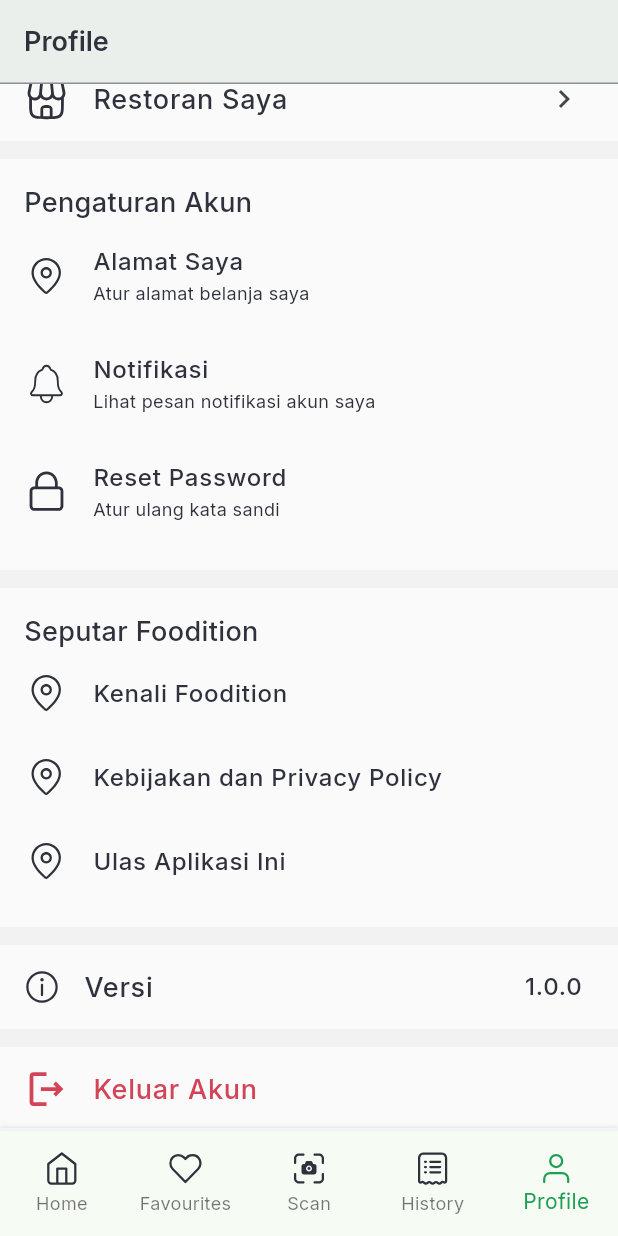
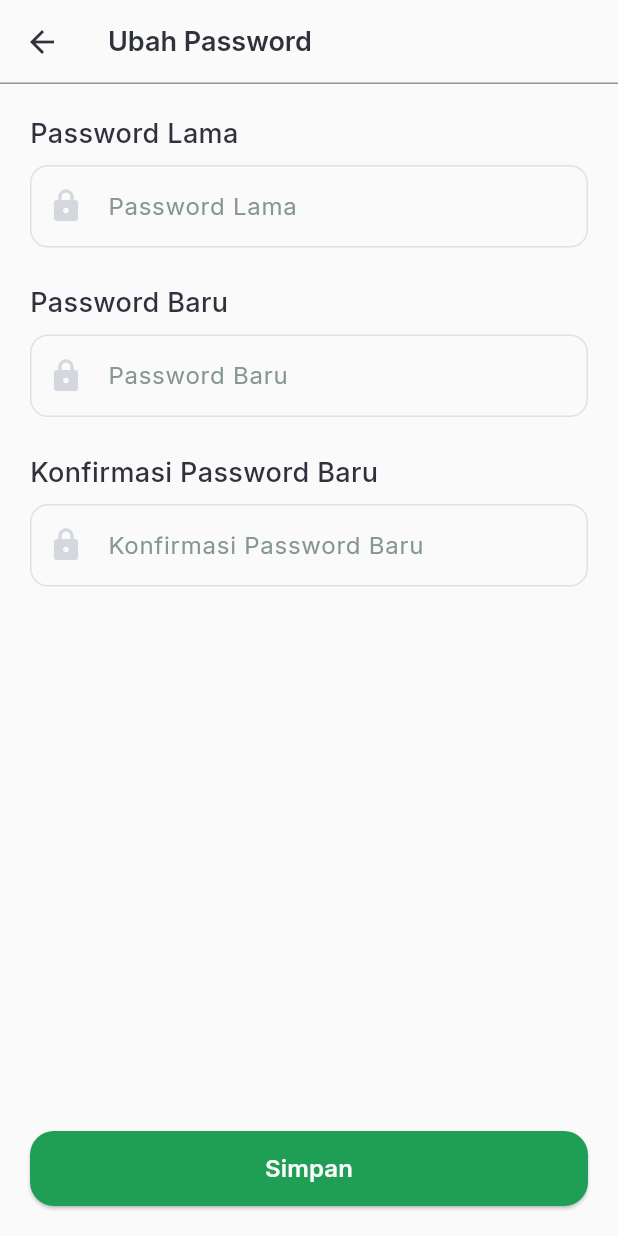
Before and after one commit to Savory-Team/foodition-flutter, a Flutter app: the screen it shows after launch, item 5 of the bottom bar chosen, scrolled down 464 dp, after a tap on "Reset Password", on a phone screen of 412 x 824 dp. Run offline on Flutter 3.47's test engine with Material 3 defaults, Android fonts, the phone set to English and light mode, and no system bars; our stand-ins replace cached_network_image, carousel_slider, flutter_rating_bar, flutter_svg, go_router, google_fonts and 3 more; generated files the repository leaves out were written again; network calls fail.

Commit message:
feat(profile): slicing edit password page

```diff
--- a/lib/features/foodition/profile/presentation/pages/edit_address_page.dart
+++ b/lib/features/foodition/profile/presentation/pages/edit_address_page.dart
@@ -1,14 +1,11 @@
 import 'package:flutter/material.dart';
 import 'package:go_router/go_router.dart';
 
-import '../../../../../components/buttons.dart';
 import '../../../../../components/components.dart';
 import '../../../../../core/constants/constants.dart';
-import '../../../../auth/auth.dart';
 
 class EditAddressPage extends StatefulWidget {
-  final UserModel data;
-  const EditAddressPage({super.key, required this.data});
+  const EditAddressPage({super.key});
 
   @override
   State<EditAddressPage> createState() => _EditAddressPageState();
@@ -114,7 +111,6 @@ class _EditAddressPageState extends State<EditAddressPage> {
             label: 'Alamat Lengkap',
             onChanged: (value) {},
           ),
-          const SpaceHeight(AppDimens.spacing24pt),
         ],
       ),
       bottomNavigationBar: Padding(
--- /dev/null
+++ b/lib/features/foodition/profile/presentation/pages/edit_password_page.dart
@@ -0,0 +1,84 @@
+import 'package:flutter/material.dart';
+import 'package:go_router/go_router.dart';
+
+import '../../../../../components/components.dart';
+import '../../../../../core/constants/constants.dart';
+
+class EditPasswordPage extends StatefulWidget {
+  const EditPasswordPage({super.key});
+
+  @override
+  State<EditPasswordPage> createState() => _EditPasswordPageState();
+}
+
+class _EditPasswordPageState extends State<EditPasswordPage> {
+  late final TextEditingController oldPasswordController;
+  late final TextEditingController newPasswordController;
+  late final TextEditingController confirmNewPasswordController;
+
+  @override
+  void initState() {
+    oldPasswordController = TextEditingController();
+    newPasswordController = TextEditingController();
+    confirmNewPasswordController = TextEditingController();
+    super.initState();
+  }
+
+  @override
+  void dispose() {
+    oldPasswordController.dispose();
+    newPasswordController.dispose();
+    confirmNewPasswordController.dispose();
+    super.dispose();
+  }
+
+  @override
+  Widget build(BuildContext context) {
+    return Scaffold(
+      appBar: AppBar(
+        title: const Text('Ubah Password'),
+      ),
+      body: ListView(
+        padding: PaddingAll.spacing20pt,
+        children: [
+          const CustomText.h4('Password Lama'),
+          const SpaceHeight(AppDimens.spacing8pt),
+          CustomTextField(
+            controller: oldPasswordController,
+            label: 'Password Lama',
+            obscureText: true,
+            icon: Icons.lock,
+          ),
+          const SpaceHeight(AppDimens.spacing24pt),
+          const CustomText.h4('Password Baru'),
+          const SpaceHeight(AppDimens.spacing8pt),
+          CustomTextField(
+            controller: newPasswordController,
+            label: 'Password Baru',
+            obscureText: true,
+            icon: Icons.lock,
+          ),
+          const SpaceHeight(AppDimens.spacing24pt),
+          const CustomText.h4('Konfirmasi Password Baru'),
+          const SpaceHeight(AppDimens.spacing8pt),
+          CustomTextField(
+            controller: confirmNewPasswordController,
+            label: 'Konfirmasi Password Baru',
+            obscureText: true,
+            icon: Icons.lock,
+          ),
+        ],
+      ),
+      bottomNavigationBar: Padding(
+        padding: PaddingAll.spacing20pt,
+        child: Button.filled(
+          disabled: false,
+          onPressed: () {
+            context.pop();
+          },
+          label: 'Simpan',
+        ),
+      ),
+    );
+  }
+}
--- a/lib/features/foodition/profile/presentation/pages/pages.dart
+++ b/lib/features/foodition/profile/presentation/pages/pages.dart
@@ -1,3 +1,4 @@
 export 'edit_address_page.dart';
+export 'edit_password_page.dart';
 export 'edit_profile_page.dart';
 export 'profile_page.dart';
--- a/lib/features/foodition/profile/presentation/pages/profile_page.dart
+++ b/lib/features/foodition/profile/presentation/pages/profile_page.dart
@@ -5,7 +5,6 @@ import 'package:go_router/go_router.dart';
 import '../../../../../components/components.dart';
 import '../../../../../core/assets/assets.dart';
 import '../../../../../core/constants/constants.dart';
-import '../../../../auth/auth.dart';
 import '../../../core/core.dart';
 
 class ProfilePage extends StatelessWidget {
@@ -37,14 +36,7 @@ class ProfilePage extends StatelessWidget {
             title: const CustomText.h5('Fauzan Abdillah'),
             subtitle: const CustomText.h5('examle@email.com'),
             trailing: IconButton(
-              onPressed: () => context.pushNamed(
-                FooditionRouter.editProfile,
-                extra: UserModel(
-                  imageUrl:
-                      'https://cdnwpseller.gramedia.net/wp-content/uploads/2023/02/luffy.jpg',
-                  name: 'Fauzan Abdillah',
-                ),
-              ),
+              onPressed: () => context.pushNamed(FooditionRouter.editProfile),
               icon: Padding(
                 padding: PaddingAll.spacing4pt,
                 child: Assets.icons.edit.svg(),
@@ -80,14 +72,7 @@ class ProfilePage extends StatelessWidget {
                   const CustomText.h4('Pengaturan Akun'),
                   ListTile(
                     contentPadding: EdgeInsets.zero,
-                    onTap: () => context.pushNamed(
-                      FooditionRouter.editAddress,
-                      extra: UserModel(
-                        imageUrl:
-                            'https://cdnwpseller.gramedia.net/wp-content/uploads/2023/02/luffy.jpg',
-                        name: 'Fauzan Abdillah',
-                      ),
-                    ),
+                    onTap: () => context.pushNamed(FooditionRouter.editAddress),
                     leading: Assets.icons.location.svg(),
                     title: const CustomText.h5('Alamat Saya'),
                     subtitle: const CustomText.h7('Atur alamat belanja saya'),
@@ -103,7 +88,8 @@ class ProfilePage extends StatelessWidget {
                   ),
                   ListTile(
                     contentPadding: EdgeInsets.zero,
-                    onTap: () {},
+                    onTap: () =>
+                        context.pushNamed(FooditionRouter.editPassword),
                     leading: Assets.icons.lock.svg(),
                     title: const CustomText.h5('Reset Password'),
                     subtitle: const CustomText.h7('Atur ulang kata sandi'),
```
Also changed, not shown: lib/features/foodition/core/foodition_router.dart (+11 -9 lines), lib/features/foodition/profile/presentation/pages/edit_profile_page.dart (+7 -8 lines).
